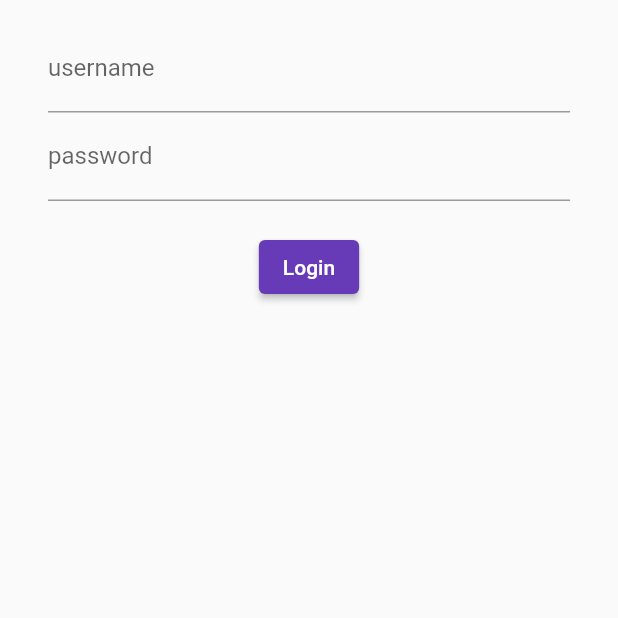
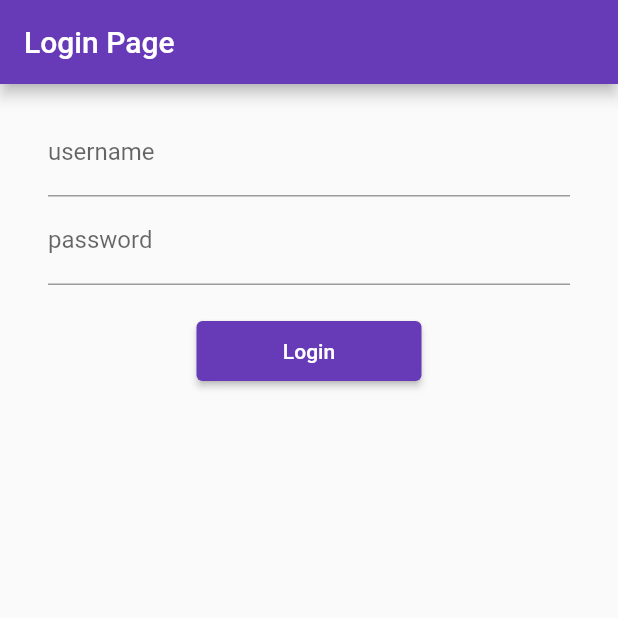
Before and after one commit to Krashwani1/Learning-flutter, a Flutter app: the screen it shows after launch, on a phone screen of 412 x 824 dp, the top half of it. Run offline on Flutter 3.47's test engine with Material 2 defaults, Android fonts, the phone set to English and light mode, and no system bars.

Commit message:
Day 5 complete

```diff
--- a/lib/main.dart
+++ b/lib/main.dart
@@ -1,6 +1,7 @@
 import 'package:flutter/material.dart';
 import 'package:flutter_catalog_app2/pages/home_page.dart';
 import 'package:flutter_catalog_app2/pages/login_page.dart';
+import 'package:flutter_catalog_app2/utils/routes.dart';
 
 void main() {
   runApp(const MyApp());
@@ -18,11 +19,12 @@ class MyApp extends StatelessWidget {
       darkTheme: ThemeData(
         brightness: Brightness.dark,
       ),
+      //debugShowCheckedModeBanner: false,
       //initialRoute: "/home",
       routes: {
         "/": (context) => LoginPage(),
-        //"/home": (context) => HomePage(),
-        "/login": (context) => LoginPage(),
+        MyRoutes.homeRoute: (context) => HomePage(),
+        MyRoutes.loginRoute: (context) => LoginPage(),
       },
     );
   }
--- a/lib/pages/login_page.dart
+++ b/lib/pages/login_page.dart
@@ -1,11 +1,19 @@
 import 'package:flutter/material.dart';
+import 'package:flutter_catalog_app2/utils/routes.dart';
 
 class LoginPage extends StatelessWidget {
   const LoginPage({Key? key}) : super(key: key);
 
   @override
   Widget build(BuildContext context) {
-    return Material(
+    return Scaffold(
+      appBar: AppBar(
+        title: Text('Login Page'),
+      ),
+      body: Container(
+        child: SingleChildScrollView(
+          // child: Column(
+          // children: [
           child: Padding(
             padding: const EdgeInsets.symmetric(
               vertical: 16,
@@ -31,12 +39,15 @@ class LoginPage extends StatelessWidget {
                 ),
                 ElevatedButton(
                   child: Text('Login'),
-              style: TextButton.styleFrom(),
+                  style: TextButton.styleFrom(
+                      minimumSize: const Size(150.0, 40.0)),
                   onPressed: () {
-                print("Hi Ashwani");
+                    Navigator.pushNamed(context, MyRoutes.homeRoute);
                   },
+                )
+              ],
             ),
-          ],
+          ),
         ),
       ),
     );
--- /dev/null
+++ b/lib/utils/routes.dart
@@ -0,0 +1,4 @@
+class MyRoutes {
+  static String loginRoute = "/login";
+  static String homeRoute = "/home";
+}
```
Lines whose indentation alone changed are shown as unchanged.
